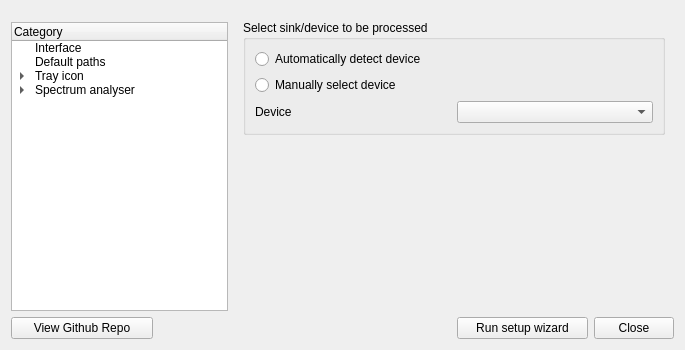
Audio4Linux/JDSP4Linux, file src/interface/fragment/SettingsFragment.ui: the form before one commit.
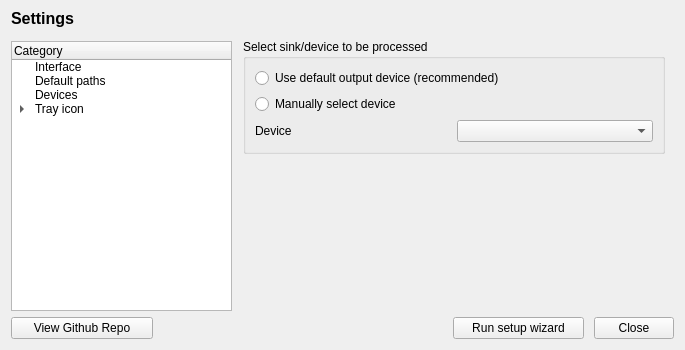
The form after the commit. The open tabs and pages were chosen to show the change. Custom widgets are drawn as their Qt base class.

What changed in the file:
```diff
--- a/src/interface/fragment/SettingsFragment.ui
+++ b/src/interface/fragment/SettingsFragment.ui
@@ -29,6 +29,26 @@
    <bool>false</bool>
   </property>
   <layout class="QVBoxLayout" name="verticalLayout">
+   <property name="spacing">
+    <number>2</number>
+   </property>
+   <property name="topMargin">
+    <number>9</number>
+   </property>
+   <item>
+    <widget class="QLabel" name="label_2">
+     <property name="font">
+      <font>
+       <pointsize>12</pointsize>
+       <weight>75</weight>
+       <bold>true</bold>
+      </font>
+     </property>
+     <property name="text">
+      <string>Settings</string>
+     </property>
+    </widget>
+   </item>
    <item>
     <layout class="QHBoxLayout" name="horizontalLayout_7" stretch="4,0">
      <property name="topMargin">
@@ -77,6 +97,11 @@
            <string>Default paths</string>
           </property>
          </item>
+         <item>
+          <property name="text">
+           <string>Devices</string>
+          </property>
+         </item>
          <item>
           <property name="text">
            <string>Tray icon</string>
@@ -87,16 +112,6 @@
            </property>
           </item>
          </item>
-         <item>
-          <property name="text">
-           <string>Spectrum analyser</string>
-          </property>
-          <item>
-           <property name="text">
-            <string>Advanced</string>
-           </property>
-          </item>
-         </item>
         </widget>
        </item>
       </layout>
@@ -434,7 +449,7 @@
             <item>
              <widget class="QRadioButton" name="dev_mode_auto">
               <property name="text">
-               <string>Automatically detect device</string>
+               <string>Use default output device (recommended)</string>
               </property>
              </widget>
             </item>
@@ -894,6 +909,9 @@
    </item>
    <item>
     <layout class="QHBoxLayout" name="horizontalLayout">
+     <property name="topMargin">
+      <number>4</number>
+     </property>
      <property name="bottomMargin">
       <number>0</number>
      </property>
@@ -936,6 +954,22 @@
        </property>
       </widget>
      </item>
+     <item>
+      <spacer name="horizontalSpacer_2">
+       <property name="orientation">
+        <enum>Qt::Horizontal</enum>
+       </property>
+       <property name="sizeType">
+        <enum>QSizePolicy::Fixed</enum>
+       </property>
+       <property name="sizeHint" stdset="0">
+        <size>
+         <width>8</width>
+         <height>20</height>
+        </size>
+       </property>
+      </spacer>
+     </item>
      <item>
       <widget class="QPushButton" name="close">
        <property name="text">
```
Left out of the diff: 2 changed lines with no effect on the pictures.
